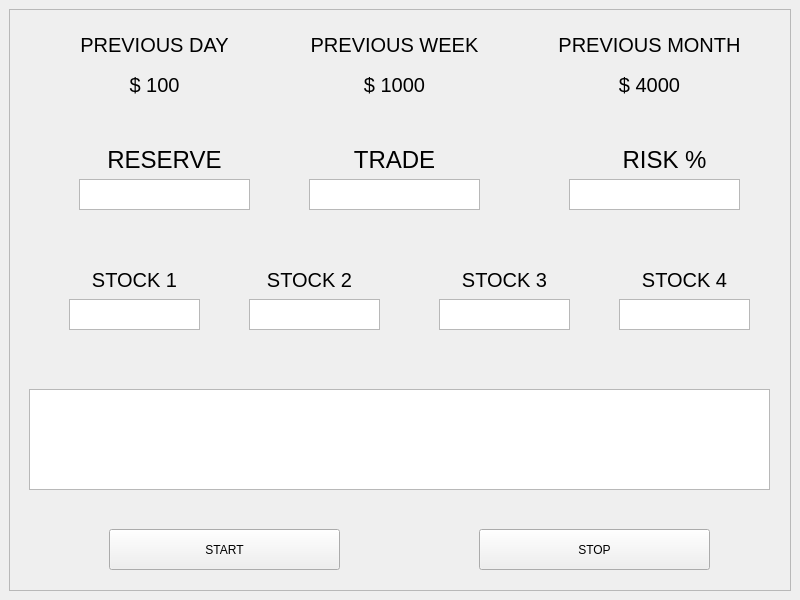
deepikaravi04/Desktop-Application-PYQT6, file dashboardx.ui: the form before one commit.
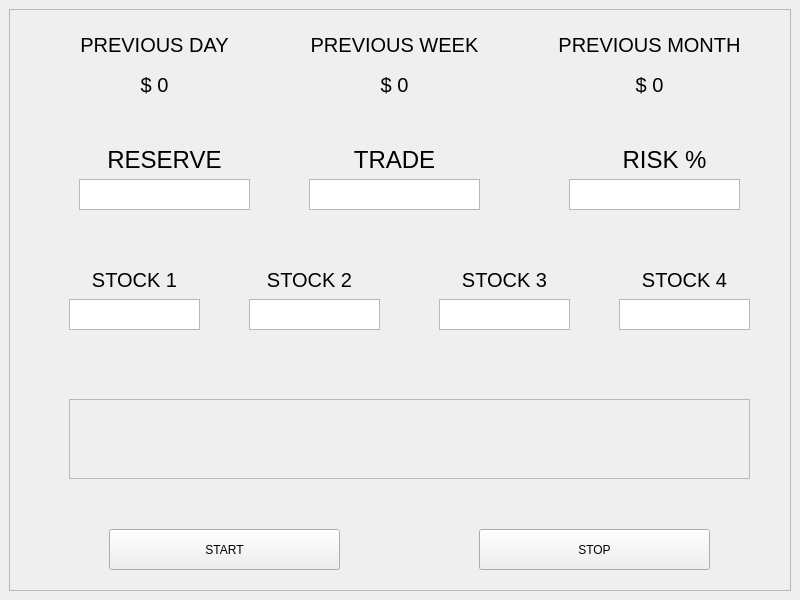
The form after the commit.

Patch:
```diff
--- a/dashboardx.ui
+++ b/dashboardx.ui
@@ -278,7 +278,7 @@
         </font>
        </property>
        <property name="text">
-        <string>$ 100</string>
+        <string>$ 0</string>
        </property>
        <property name="alignment">
         <set>Qt::AlignCenter</set>
@@ -299,7 +299,7 @@
         </font>
        </property>
        <property name="text">
-        <string>$ 1000</string>
+        <string>$ 0</string>
        </property>
        <property name="alignment">
         <set>Qt::AlignCenter</set>
@@ -320,7 +320,7 @@
         </font>
        </property>
        <property name="text">
-        <string>$ 4000</string>
+        <string>$ 0</string>
        </property>
        <property name="alignment">
         <set>Qt::AlignCenter</set>
@@ -405,15 +405,28 @@
         </rect>
        </property>
       </widget>
-      <widget class="QGraphicsView" name="graphicsView">
+      <widget class="QScrollArea" name="scrollArea">
        <property name="geometry">
         <rect>
-         <x>20</x>
-         <y>380</y>
-         <width>741</width>
-         <height>101</height>
+         <x>60</x>
+         <y>390</y>
+         <width>681</width>
+         <height>80</height>
         </rect>
        </property>
+       <property name="widgetResizable">
+        <bool>true</bool>
+       </property>
+       <widget class="QWidget" name="scrollAreaWidgetContents">
+        <property name="geometry">
+         <rect>
+          <x>0</x>
+          <y>0</y>
+          <width>679</width>
+          <height>78</height>
+         </rect>
+        </property>
+       </widget>
       </widget>
      </widget>
     </item>
```
